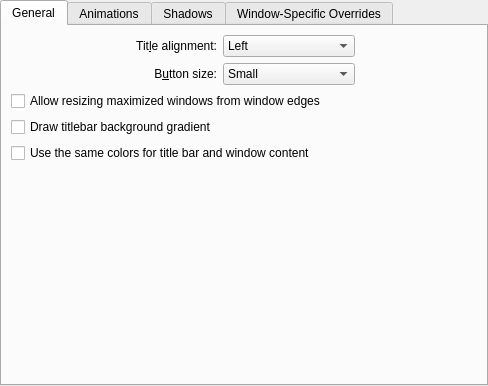
Above: kdecoration/config/ui/oxygenconfigurationui.ui from KDE/oxygen before the change. Below: the same form after it.
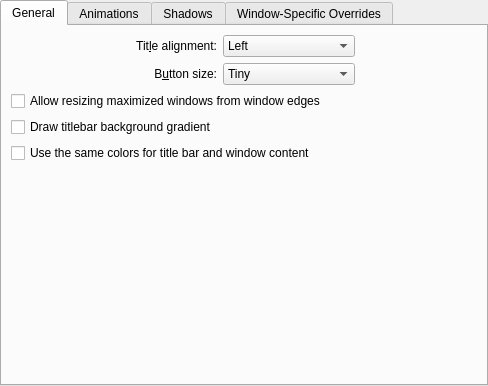
That is the form after the change. Custom widgets are drawn as their Qt base class.

Commit message:
kdecoration: Add a "Tiny" button size option
We have a long-standing feature request for shorter titlebars, where the user has been patching Oxygen regularly for the last six years.

One version of their patches adds a "Tiny" button size, which can facilitate shorter titlebars.

Given that Breeze offers this "Tiny" size too and that we offer a "Tiny" border size already, as well as that it doesn't cost us much, it makes sense to offer the option.

FEATURE: 425874

FIXED-IN: 6.9.0

Diff of the .ui file:
```diff
--- a/kdecoration/config/ui/oxygenconfigurationui.ui
+++ b/kdecoration/config/ui/oxygenconfigurationui.ui
@@ -26,6 +26,11 @@
       <layout class="QGridLayout" name="gridLayout">
        <item row="1" column="1">
         <widget class="QComboBox" name="buttonSize">
+         <item>
+          <property name="text">
+           <string comment="@item:inlistbox Button size:">Tiny</string>
+          </property>
+         </item>
          <item>
           <property name="text">
            <string comment="@item:inlistbox Button size:">Small</string>
```
The commit also changes 2 other files.
